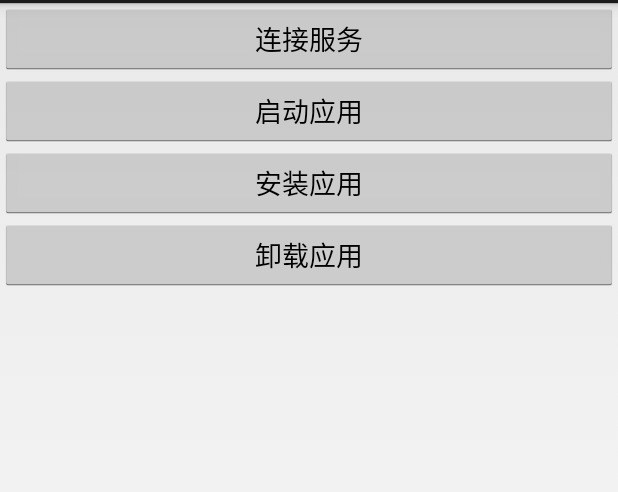
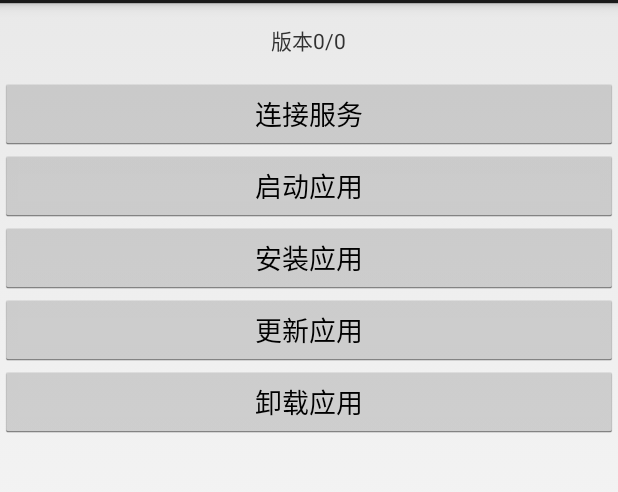
Before and after one commit to linzp007/VirtualAppDemo, an Android app: the screen it shows after launch (MainActivity), after a tap on "连接服务", on a phone screen of 412 x 824 dp, the part 69-561 px from its top. Run offline under Robolectric (Android 15) with nearby library versions, the phone set to English and light mode, and no system bars; libraries missing offline, so code that uses them is left out: com.lody.virtual; 7 statements that could not run were skipped.

Commit message:
更新app

```diff
--- a/app/src/main/java/io/virtualapp/lite/activities/MainActivity.java
+++ b/app/src/main/java/io/virtualapp/lite/activities/MainActivity.java
@@ -8,17 +8,21 @@ import android.content.Context;
 import android.content.Intent;
 import android.content.IntentFilter;
 import android.content.ServiceConnection;
+import android.content.pm.PackageInfo;
 import android.os.Bundle;
 import android.os.IBinder;
 import android.os.RemoteException;
 import android.util.Log;
 import android.view.View;
 import android.widget.Button;
+import android.widget.TextView;
 import android.widget.Toast;
 
 import com.lody.virtual.client.core.InstallStrategy;
 import com.lody.virtual.client.core.VirtualCore;
 import com.lody.virtual.client.ipc.VActivityManager;
+import com.lody.virtual.os.VUserHandle;
+import com.lody.virtual.remote.InstalledAppInfo;
 
 import java.io.File;
 
@@ -48,7 +52,8 @@ public class MainActivity extends Activity implements View.OnClickListener {
         }
     };
     private IClient mClient;
-    private Button mBtnService, mBtnOpen, mBtnInstall, mBtnDelete;
+    private TextView mVerView;
+    private Button mBtnService, mBtnOpen, mBtnInstall, mBtnDelete, mBtnUpdate;
 
     @Override
     protected void onCreate(Bundle savedInstanceState) {
@@ -60,14 +65,17 @@ public class MainActivity extends Activity implements View.OnClickListener {
         intentFilter.addAction(App.ACTION_PACKAGE_REMOVE);
         intentFilter.addDataScheme("package");
         registerReceiver(mBroadcastReceiver, intentFilter);
+        mVerView = (TextView) findViewById(R.id.tv_ver);
         mBtnService = (Button) findViewById(R.id.btn_service);
         mBtnOpen = (Button) findViewById(R.id.btn_open);
         mBtnInstall = (Button) findViewById(R.id.btn_install);
         mBtnDelete = (Button) findViewById(R.id.btn_delete);
+        mBtnUpdate = (Button) findViewById(R.id.btn_update);
         mBtnService.setOnClickListener(this);
         mBtnInstall.setOnClickListener(this);
         mBtnDelete.setOnClickListener(this);
         mBtnOpen.setOnClickListener(this);
+        mBtnUpdate.setOnClickListener(this);
         Log.d("server", "test log");
         AppTarget appTarget = AppTarget.get(this);
         if (VirtualCore.get().isAppInstalled(appTarget.getPackageName())) {
@@ -97,7 +105,11 @@ public class MainActivity extends Activity implements View.OnClickListener {
                 return null;
             }
             //对比版本InstallStrategy.COMPARE_VERSION
-            return VirtualCore.get().installPackage(file.getAbsolutePath(), InstallStrategy.COMPARE_VERSION);
+            int flags = InstallStrategy.COMPARE_VERSION;
+            if (appTarget.isInstallBySystemApp()) {
+                flags |= InstallStrategy.DEPEND_SYSTEM_IF_EXIST;
+            }
+            return VirtualCore.get().installPackage(file.getAbsolutePath(), flags);
         }).done((rs) -> {
             dialog.dismiss();
             if (rs == null) {
@@ -158,6 +170,20 @@ public class MainActivity extends Activity implements View.OnClickListener {
         mBtnInstall.setEnabled(!install);
         mBtnDelete.setEnabled(install);
         mBtnService.setEnabled(install);
+        mBtnUpdate.setEnabled(install);
+        if (install) {
+            InstalledAppInfo installedAppInfo = VirtualCore.get().getInstalledAppInfo(AppTarget.get(this).getPackageName(), 0);
+            if (installedAppInfo == null) {
+                mVerView.setText("获取安装信息失败");
+            } else {
+                PackageInfo packageInfo = installedAppInfo.getPackageInfo(0);
+                if (packageInfo == null) {
+                    mVerView.setText("获取包信息失败");
+                } else {
+                    mVerView.setText(packageInfo.versionName + "(" + packageInfo.versionCode + ")");
+                }
+            }
+        }
     }
 
     @Override
@@ -199,6 +225,24 @@ public class MainActivity extends Activity implements View.OnClickListener {
             case R.id.btn_delete:
                 uninstallApp(AppTarget.get(this));
                 break;
+            case R.id.btn_update:
+                File file = new File(AppTarget.get(this).getUpdateFile());
+                if (!file.exists()) {
+                    Toast.makeText(this, "sdcard的安装包不存在\n" + file.getAbsolutePath(), Toast.LENGTH_LONG).show();
+                    return;
+                }
+                //停止运行
+                VirtualCore.get().killApp(AppTarget.get(this).getPackageName(), VUserHandle.USER_ALL);
+                VUiKit.defer().when(() -> {
+                    return VirtualCore.get().installPackage(file.getAbsolutePath(), InstallStrategy.UPDATE_IF_EXIST);
+                }).done(rs -> {
+                    if (rs == null || !rs.isSuccess) {
+                        Toast.makeText(this, "更新失败", Toast.LENGTH_SHORT).show();
+                    } else {
+                        Toast.makeText(this, "更新成功", Toast.LENGTH_SHORT).show();
+                    }
+                });
+                break;
         }
     }
 }
--- a/app/src/main/java/io/virtualapp/lite/model/AppTarget.java
+++ b/app/src/main/java/io/virtualapp/lite/model/AppTarget.java
@@ -32,7 +32,7 @@ public class AppTarget {
     private static final String PKG = "com.kk.plugin1";
     private Context mContext;
     private final SharedPreferences mSharedPreferences;
-    private String mApkFile;
+    private String mApkFile,mUpdateFile;
     private boolean fromSystem, firstInstall;
 
     private AppTarget(Context context) {
@@ -41,6 +41,7 @@ public class AppTarget {
         fromSystem = mSharedPreferences.getBoolean("fromSystem", false);
         firstInstall = mSharedPreferences.getBoolean("install", false);
         mApkFile = new File(Environment.getExternalStorageDirectory(), "app.apk").getAbsolutePath();
+        mUpdateFile = mApkFile;
         if (!firstInstall) {
             PackageInfo packageInfo = PackageUtils.getPackageInfo(context, PKG);
             if (packageInfo != null) {
@@ -80,6 +81,10 @@ public class AppTarget {
         return mApkFile;
     }
 
+    public String getUpdateFile() {
+        return mUpdateFile;
+    }
+
     /**
      * 从apk安装，则false
      */
--- a/app/src/main/res/layout/activity_main.xml
+++ b/app/src/main/res/layout/activity_main.xml
@@ -1,11 +1,29 @@
 <?xml version="1.0" encoding="utf-8"?>
 <LinearLayout
     xmlns:android="http://schemas.android.com/apk/res/android"
-    xmlns:app="http://schemas.android.com/apk/res-auto"
-    xmlns:tools="http://schemas.android.com/tools"
     android:layout_width="match_parent"
     android:layout_height="match_parent"
     android:orientation="vertical">
+
+    <LinearLayout
+        android:layout_width="wrap_content"
+        android:layout_height="wrap_content"
+        android:layout_gravity="center_horizontal"
+        android:orientation="horizontal">
+
+        <TextView
+            android:layout_width="wrap_content"
+            android:layout_height="50dp"
+            android:gravity="center"
+            android:text="版本"/>
+
+        <TextView
+            android:id="@+id/tv_ver"
+            android:layout_width="wrap_content"
+            android:layout_height="50dp"
+            android:gravity="center"
+            android:text="0/0"/>
+    </LinearLayout>
 
     <Button
         android:id="@+id/btn_service"
@@ -26,6 +44,12 @@
         android:text="安装应用"/>
 
     <Button
+        android:id="@+id/btn_update"
+        android:layout_width="match_parent"
+        android:layout_height="wrap_content"
+        android:text="更新应用"/>
+
+    <Button
         android:id="@+id/btn_delete"
         android:layout_width="match_parent"
         android:layout_height="wrap_content"
--- a/plugin1/build.gradle
+++ b/plugin1/build.gradle
@@ -8,8 +8,8 @@ android {
         targetSdkVersion rootProject.ext.targetSdkVersion
 
         applicationId "com.kk.plugin1"
-        versionCode 1
-        versionName "1.0"
+        versionCode 2
+        versionName "1.0.1"
     }
     buildTypes {
         release {
```
